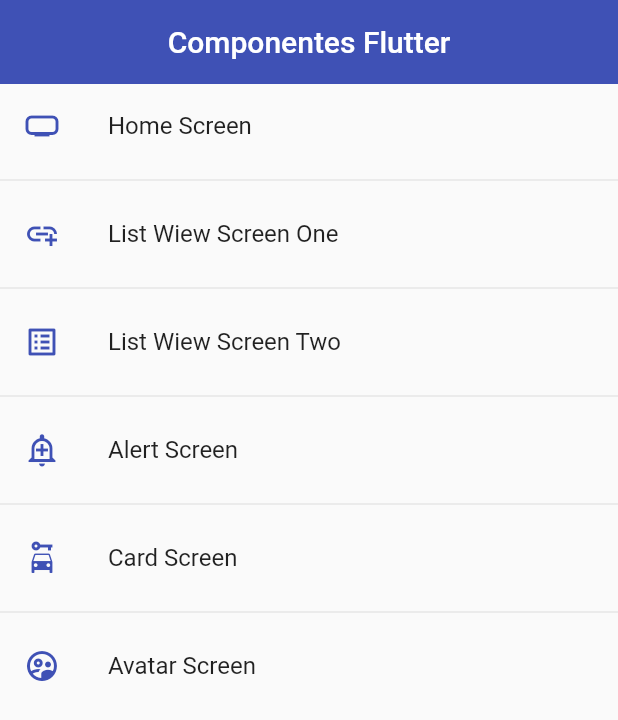
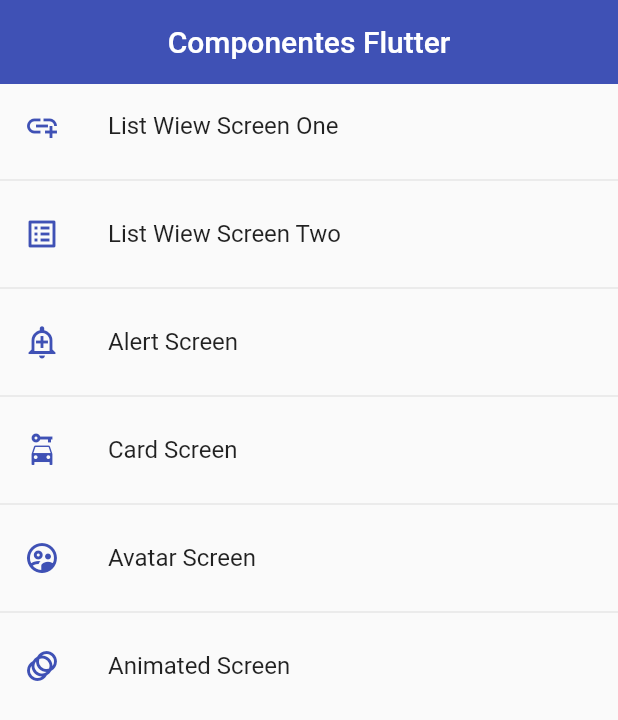
Before and after one commit to francmarin98/flutter_components_app, a Flutter app: the screen it shows after launch, on a phone screen of 412 x 824 dp. Shown: the top 720 px of the screen. Run offline on Flutter 3.47's test engine with Material 2 defaults, Android fonts, the phone set to English and light mode, and no system bars.

Commit message:
Container y AnimatedContainer

```diff
--- a/lib/router/app_router.dart
+++ b/lib/router/app_router.dart
@@ -5,11 +5,11 @@ import 'package:flutter/material.dart';
 class AppRouter {
   static const initialRoute = 'home';
   static final menuOptions = <MenuOptions>[
-    MenuOptions(
-        label: 'Home Screen',
-        icon: Icons.home_max_outlined,
-        routeName: 'home',
-        screen: const HomeScreen()),
+    // MenuOptions(
+    //     label: 'Home Screen',
+    //     icon: Icons.home_max_outlined,
+    //     routeName: 'home',
+    //     screen: const HomeScreen()),
     MenuOptions(
         label: 'List Wiew Screen One',
         icon: Icons.add_link_outlined,
@@ -35,10 +35,17 @@ class AppRouter {
         icon: Icons.supervised_user_circle_outlined,
         routeName: 'avatar',
         screen: const AvatarScreen()),
+    MenuOptions(
+        label: 'Animated Screen',
+        icon: Icons.animation,
+        routeName: 'animated',
+        screen: const AnimatedScreen()),
   ];
 
   static Map<String, Widget Function(BuildContext)> getAppRoutes() {
     Map<String, Widget Function(BuildContext)> appRoutes = {};
+
+    appRoutes.addAll({'home': (BuildContext context) => const HomeScreen()});
 
     for (final option in menuOptions) {
       appRoutes
--- a/lib/screens/screens.dart
+++ b/lib/screens/screens.dart
@@ -1,3 +1,4 @@
+export 'package:components_app/screens/animated_screen.dart';
 export 'package:components_app/screens/avatar_screen.dart';
 export 'package:components_app/screens/alert_screen.dart';
 export 'package:components_app/screens/card_screen.dart';
```
Also changed, not shown: lib/screens/animated_screen.dart (added, +50 -0 lines).
